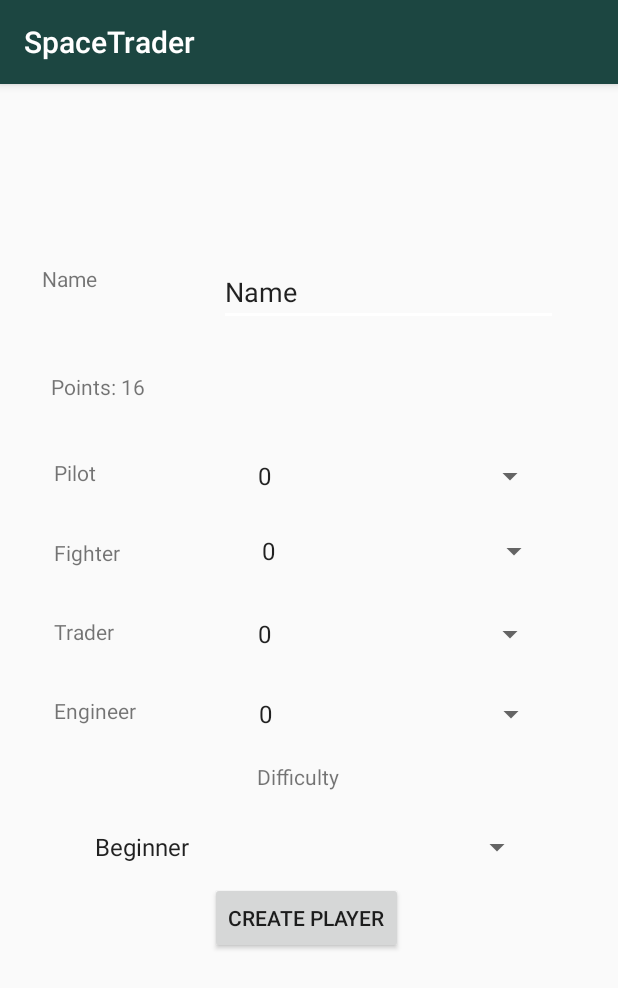
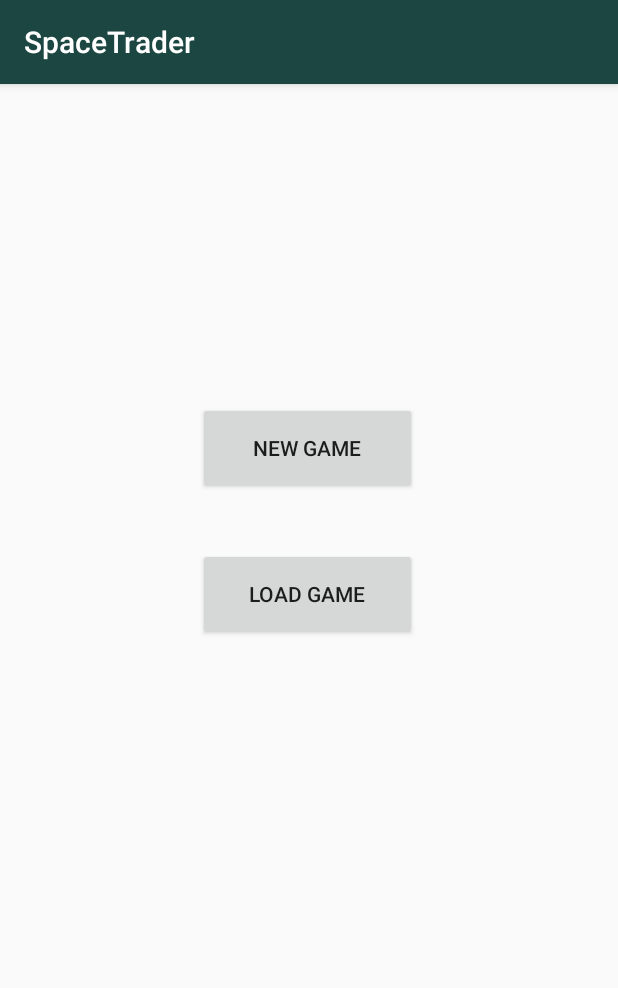
Before and after one commit to tsamantanis/SpaceTrader, an Android app: the screen it shows after launch (IntroScreenActivity before the commit, MainActivity after it), on a phone screen of 412 x 824 dp. Shown: the top 988 px of the screen. Run offline under Robolectric (Android 15) with nearby library versions, the phone set to English and light mode, and no system bars.

Commit message:
New/Load Game buttons in main screen

```diff
--- a/app/src/main/java/com/example/spacetrader/views/IntroScreenActivity.java
+++ b/app/src/main/java/com/example/spacetrader/views/IntroScreenActivity.java
@@ -63,7 +63,6 @@ public class IntroScreenActivity extends AppCompatActivity {
         difficultySpinner.setAdapter(difficultyAdapter);
 
         final Button submit = findViewById(R.id.submit);
-        // TODO: use universe screen instead
         final Intent planetScreenIntent = new Intent(this, PlanetScreenActivity.class);
         submit.setOnClickListener(new View.OnClickListener() {
             public void onClick(View v) {
--- a/app/src/main/java/com/example/spacetrader/views/MainActivity.java
+++ b/app/src/main/java/com/example/spacetrader/views/MainActivity.java
@@ -3,16 +3,37 @@ package com.example.spacetrader.views;
 import android.content.Intent;
 import android.os.Bundle;
 import android.support.v7.app.AppCompatActivity;
+import android.view.View;
+import android.widget.Button;
+
 import com.example.spacetrader.R;
 
 public class MainActivity extends AppCompatActivity {
+
+    private Button newGameButton, loadGameButton;
 
     @Override
     protected void onCreate(Bundle savedInstanceState) {
         super.onCreate(savedInstanceState);
         setContentView(R.layout.activity_main);
 
-        Intent messageIntent = new Intent(this, IntroScreenActivity.class);
-        startActivity(messageIntent);
+        newGameButton = findViewById(R.id.newGameButton);
+        loadGameButton = findViewById(R.id.loadGameButton);
+
+        final Intent newGameIntent = new Intent(this, IntroScreenActivity.class);
+        final Intent loadGameIntent = new Intent(this, IntroScreenActivity.class);
+        newGameButton.setOnClickListener(new View.OnClickListener() {
+            @Override
+            public void onClick(View v) {
+                startActivity(newGameIntent);
+            }
+        });
+
+        loadGameButton.setOnClickListener(new View.OnClickListener() {
+            @Override
+            public void onClick(View v) {
+                startActivity(loadGameIntent);
+            }
+        });
     }
 }
--- a/app/src/main/res/layout/activity_main.xml
+++ b/app/src/main/res/layout/activity_main.xml
@@ -4,4 +4,27 @@
     xmlns:tools="http://schemas.android.com/tools"
     android:layout_width="match_parent"
     android:layout_height="match_parent"
-    tools:context=".views.MainActivity"/>
+    tools:context=".views.MainActivity">
+
+    <Button
+        android:id="@+id/newGameButton"
+        android:layout_width="146dp"
+        android:layout_height="61dp"
+        android:layout_marginStart="132dp"
+        android:layout_marginLeft="132dp"
+        android:layout_marginTop="212dp"
+        android:text="@string/new_game"
+        app:layout_constraintStart_toStartOf="parent"
+        app:layout_constraintTop_toTopOf="parent" />
+
+    <Button
+        android:id="@+id/loadGameButton"
+        android:layout_width="146dp"
+        android:layout_height="61dp"
+        android:layout_marginStart="132dp"
+        android:layout_marginLeft="132dp"
+        android:layout_marginTop="36dp"
+        android:text="@string/load_game"
+        app:layout_constraintStart_toStartOf="parent"
+        app:layout_constraintTop_toBottomOf="@+id/newGameButton" />
+</android.support.constraint.ConstraintLayout>
--- a/app/src/main/res/values/strings.xml
+++ b/app/src/main/res/values/strings.xml
@@ -2,4 +2,6 @@
     <string name="app_name">SpaceTrader</string>
     <string name="title_activity_generate_universe">GenerateUniverseActivity</string>
     <string name="title_activity_marketplace">MarketplaceActivity</string>
+    <string name="new_game">New Game</string>
+    <string name="load_game">Load Game</string>
 </resources>
```
